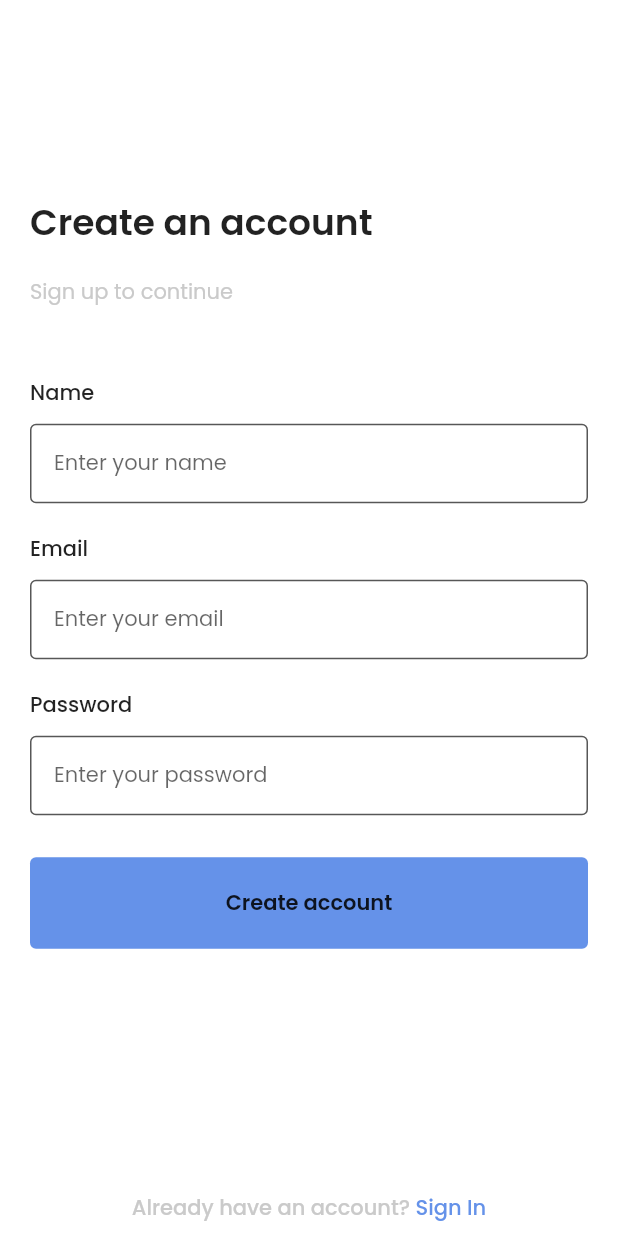
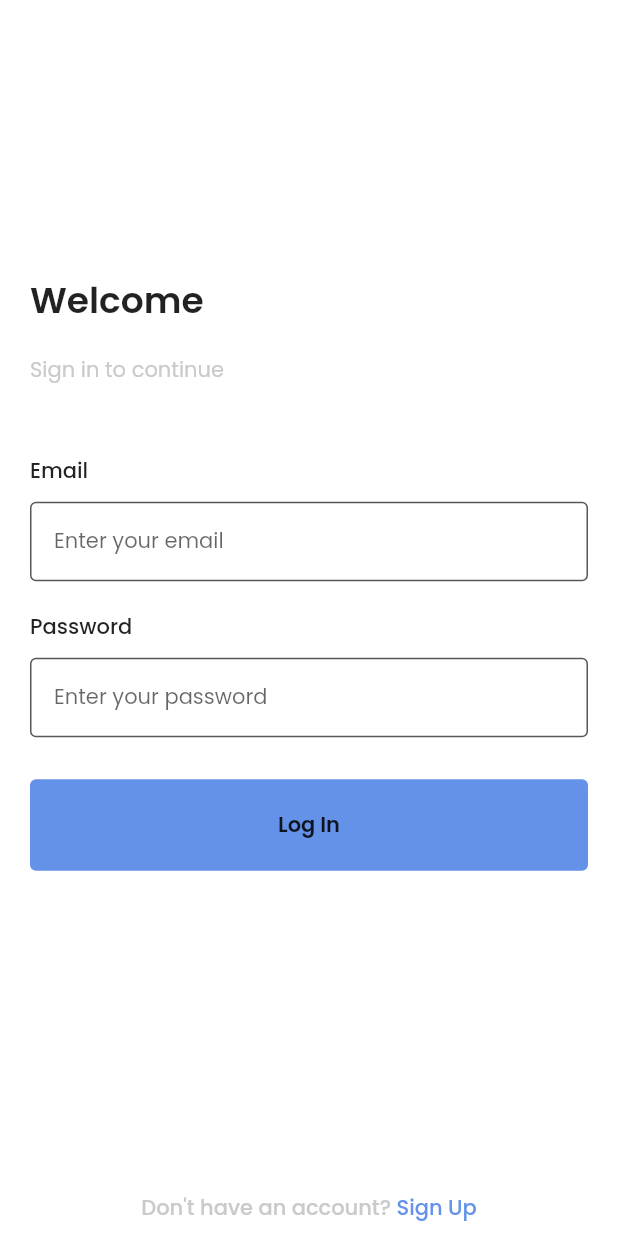
Before and after one commit to kamal0620040/MyTracker, a Flutter app: the screen it shows after launch, on a phone screen of 412 x 824 dp. Run offline on Flutter 3.47's test engine with Material 2 defaults, Android fonts, the light colour scheme and no system bars; our stand-ins replace firebase_core, google_fonts; accounts and stored records are empty.

Commit message:
Done Login Page

```diff
--- a/lib/main.dart
+++ b/lib/main.dart
@@ -2,6 +2,7 @@
 import 'package:flutter/material.dart';
 import 'package:flutter/services.dart';
 import 'package:mytracker/provider/theme_provider.dart';
+import 'package:mytracker/screens/login_screen.dart';
 import 'package:mytracker/screens/signup_screen.dart';
 import 'package:mytracker/utils/colors.dart';
 
@@ -42,7 +43,7 @@
       //     ),
       //   ),
       // ),
-      home: const SignupScreen(),
+      home: const LoginScreen(),
     );
   }
 }
--- /dev/null
+++ b/lib/screens/login_screen.dart
@@ -0,0 +1,173 @@
+import 'package:flutter/material.dart';
+import 'package:google_fonts/google_fonts.dart';
+import 'package:mytracker/widgets/text_field_input.dart';
+
+class LoginScreen extends StatefulWidget {
+  const LoginScreen({Key? key}) : super(key: key);
+
+  @override
+  State<LoginScreen> createState() => _LoginScreenState();
+}
+
+class _LoginScreenState extends State<LoginScreen> {
+  final TextEditingController _emailController = TextEditingController();
+  final TextEditingController _passwordController = TextEditingController();
+
+  @override
+  void dispose() {
+    super.dispose();
+    _emailController.dispose();
+    _passwordController.dispose();
+  }
+
+  @override
+  Widget build(BuildContext context) {
+    return Scaffold(
+      body: SafeArea(
+        child: Container(
+          // padding: const EdgeInsets.only(all: 20.0),
+          padding: const EdgeInsets.symmetric(horizontal: 20),
+          width: double.infinity,
+          child:
+              Column(crossAxisAlignment: CrossAxisAlignment.start, children: [
+            //Text field input for email
+            Flexible(
+              child: Container(),
+              flex: 1,
+            ),
+            Text(
+              "Welcome",
+              style: GoogleFonts.poppins(
+                textStyle:
+                    const TextStyle(fontSize: 24, fontWeight: FontWeight.w600),
+              ),
+            ),
+            const SizedBox(
+              height: 18,
+            ),
+            Text(
+              "Sign in to continue",
+              textAlign: TextAlign.right,
+              style: GoogleFonts.poppins(
+                textStyle: const TextStyle(
+                  fontSize: 14,
+                  fontWeight: FontWeight.w400,
+                  color: Color.fromRGBO(202, 202, 202, 1),
+                ),
+              ),
+            ),
+            const SizedBox(
+              height: 46,
+            ),
+            Text(
+              "Email",
+              style: GoogleFonts.poppins(
+                textStyle:
+                    const TextStyle(fontSize: 14, fontWeight: FontWeight.w500),
+              ),
+            ),
+            const SizedBox(
+              height: 10,
+            ),
+            TextFieldInput(
+              textEditingController: _emailController,
+              hintText: "Enter your email",
+              textInputType: TextInputType.text,
+            ),
+            const SizedBox(
+              height: 20,
+            ),
+            //Text field input for password
+            Text(
+              "Password",
+              style: GoogleFonts.poppins(
+                textStyle:
+                    const TextStyle(fontSize: 14, fontWeight: FontWeight.w500),
+              ),
+            ),
+            const SizedBox(
+              height: 10,
+            ),
+            TextFieldInput(
+              textEditingController: _passwordController,
+              hintText: "Enter your password",
+              textInputType: TextInputType.text,
+              isPass: true,
+            ),
+            const SizedBox(
+              height: 28,
+            ),
+            //button Login
+            InkWell(
+              child: Container(
+                child: Text(
+                  "Log In",
+                  style: GoogleFonts.poppins(
+                    textStyle: const TextStyle(
+                      fontWeight: FontWeight.w600,
+                      fontSize: 14,
+                    ),
+                  ),
+                ),
+                width: double.infinity,
+                alignment: Alignment.center,
+                padding: const EdgeInsets.symmetric(vertical: 20),
+                decoration: const ShapeDecoration(
+                  shape: RoundedRectangleBorder(
+                    borderRadius: BorderRadius.all(
+                      Radius.circular(4),
+                    ),
+                  ),
+                  color: Color.fromRGBO(101, 146, 233, 1),
+                ),
+              ),
+            ),
+            const SizedBox(
+              height: 24,
+            ),
+            //transition for signin
+            Flexible(
+              child: Container(),
+              flex: 1,
+            ),
+            Row(
+              mainAxisAlignment: MainAxisAlignment.center,
+              children: [
+                Container(
+                  child: Text(
+                    "Don't have an account?",
+                    style: GoogleFonts.poppins(
+                      textStyle: const TextStyle(
+                        fontSize: 14,
+                        fontWeight: FontWeight.w500,
+                        color: Color.fromRGBO(202, 202, 202, 1),
+                      ),
+                    ),
+                  ),
+                  padding: const EdgeInsets.symmetric(vertical: 8),
+                ),
+                GestureDetector(
+                  onTap: () {},
+                  child: Container(
+                    child: Text(
+                      " Sign Up",
+                      style: GoogleFonts.poppins(
+                        textStyle: const TextStyle(
+                          fontSize: 14,
+                          fontWeight: FontWeight.w500,
+                          color: Color.fromRGBO(101, 146, 233, 1),
+                        ),
+                      ),
+                    ),
+                    padding: const EdgeInsets.symmetric(vertical: 8),
+                  ),
+                ),
+              ],
+            )
+            // Text("Already have an account? Sign In",style: ,),
+          ]),
+        ),
+      ),
+    );
+  }
+}
```
